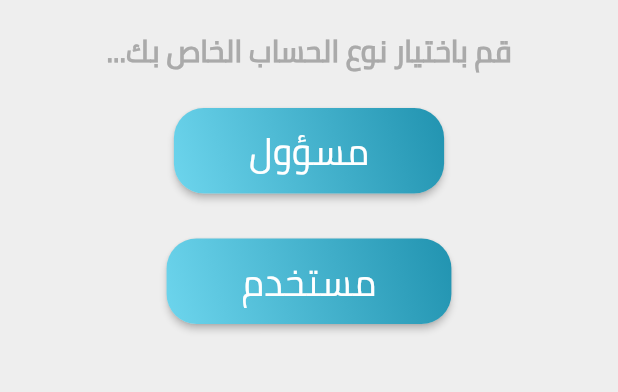
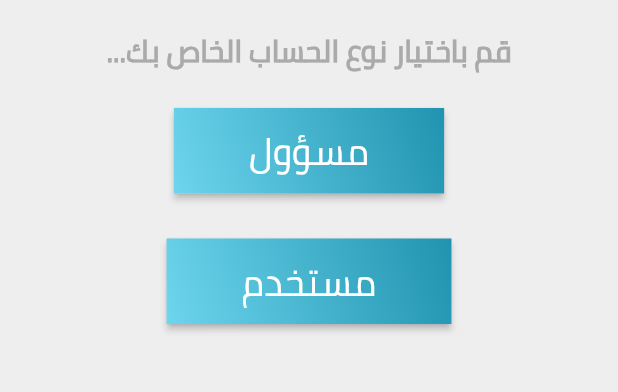
Before and after one commit to mohammad-dc/Restaurent-Booking, a Flutter app: the screen it shows after launch, on a phone screen of 412 x 824 dp, the part 498-890 px from its top. Run offline on Flutter 3.47's test engine with Material 2 defaults, Android fonts, the phone set to English and light mode, and no system bars; our stand-ins replace email_validator, flutter_spinkit.

Commit message:
reset radius for border button in admin or user screen

```diff
--- a/lib/widgets/account_btn.dart
+++ b/lib/widgets/account_btn.dart
@@ -11,7 +11,6 @@ class AccountBtn extends StatelessWidget {
       onPressed: () => {Navigator.of(context).pushNamed(navigatorPageRoute)},
       textColor: whiteColor,
       padding: const EdgeInsets.all(0.0),
-      shape: RoundedRectangleBorder(borderRadius: BorderRadius.circular(20.0)),
       child: Container(
         padding: const EdgeInsets.fromLTRB(50, 5, 50, 5),
         child: Text(
@@ -23,7 +22,6 @@ class AccountBtn extends StatelessWidget {
               fontWeight: FontWeight.w400),
         ),
         decoration: BoxDecoration(
-          borderRadius: BorderRadius.circular(20.0),
           gradient: LinearGradient(
               begin: Alignment.topRight,
               end: Alignment.bottomLeft,
```
